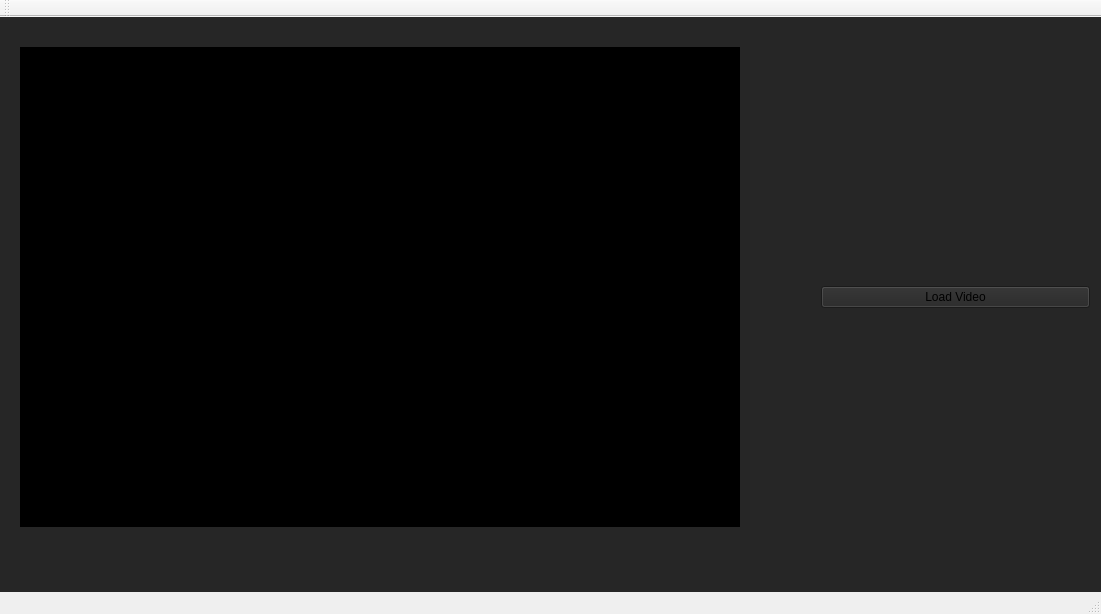
This is PeopleCountQT/PeopleCountQT/PeopleCountQT.ui in Jonzy3000/FYP as Qt 5 draws it before an edit. The edited form follows.
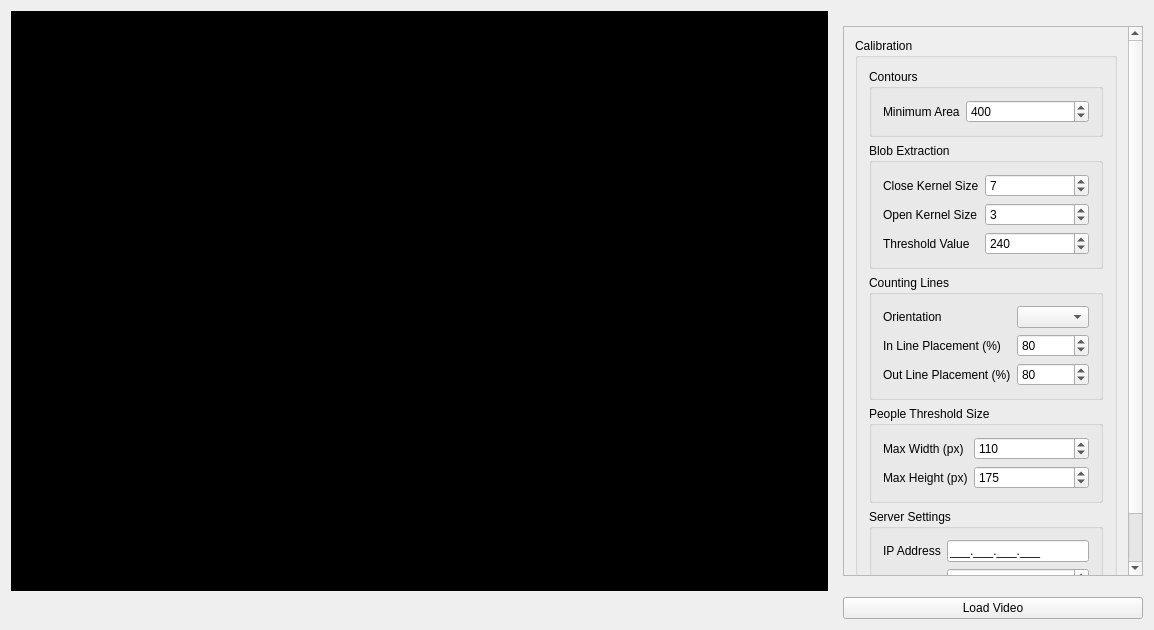
This is the edited form.

Commit message: nice looking ui - just need to add the code to link up the ui

```diff
--- a/PeopleCountQT/PeopleCountQT/PeopleCountQT.ui
+++ b/PeopleCountQT/PeopleCountQT/PeopleCountQT.ui
@@ -6,55 +6,338 @@
    <rect>
     <x>0</x>
     <y>0</y>
-    <width>1101</width>
-    <height>614</height>
+    <width>1154</width>
+    <height>630</height>
    </rect>
   </property>
   <property name="windowTitle">
    <string>PeopleCountQT</string>
   </property>
+  <property name="toolButtonStyle">
+   <enum>Qt::ToolButtonTextOnly</enum>
+  </property>
+  <property name="tabShape">
+   <enum>QTabWidget::Rounded</enum>
+  </property>
   <widget class="QWidget" name="centralWidget">
+   <property name="sizePolicy">
+    <sizepolicy hsizetype="Expanding" vsizetype="Expanding">
+     <horstretch>0</horstretch>
+     <verstretch>0</verstretch>
+    </sizepolicy>
+   </property>
    <property name="styleSheet">
-    <string notr="true">background-color: rgb(38, 38, 38);</string>
+    <string notr="true"/>
    </property>
-   <widget class="QLabel" name="label">
-    <property name="geometry">
-     <rect>
-      <x>20</x>
-      <y>30</y>
-      <width>720</width>
-      <height>480</height>
-     </rect>
+   <layout class="QGridLayout" name="gridLayout_2">
+    <property name="horizontalSpacing">
+     <number>15</number>
     </property>
-    <property name="styleSheet">
-     <string notr="true">Background-color: #000;</string>
-    </property>
-    <property name="text">
-     <string/>
-    </property>
-   </widget>
-   <widget class="QWidget" name="gridLayoutWidget">
-    <property name="geometry">
-     <rect>
-      <x>810</x>
-      <y>0</y>
-      <width>291</width>
-      <height>561</height>
-     </rect>
-    </property>
-    <layout class="QGridLayout" name="gridLayout">
-     <item row="0" column="0">
-      <widget class="QPushButton" name="loadVideo">
-       <property name="styleSheet">
-        <string notr="true">font: 8pt &quot;Meiryo UI&quot;;</string>
+    <item row="3" column="0">
+     <widget class="QLabel" name="label">
+      <property name="sizePolicy">
+       <sizepolicy hsizetype="MinimumExpanding" vsizetype="MinimumExpanding">
+        <horstretch>0</horstretch>
+        <verstretch>0</verstretch>
+       </sizepolicy>
+      </property>
+      <property name="minimumSize">
+       <size>
+        <width>720</width>
+        <height>480</height>
+       </size>
+      </property>
+      <property name="styleSheet">
+       <string notr="true">Background-color: #000;</string>
+      </property>
+      <property name="text">
+       <string/>
+      </property>
+     </widget>
+    </item>
+    <item row="3" column="1">
+     <widget class="QScrollArea" name="scrollArea">
+      <property name="sizePolicy">
+       <sizepolicy hsizetype="Fixed" vsizetype="Fixed">
+        <horstretch>0</horstretch>
+        <verstretch>0</verstretch>
+       </sizepolicy>
+      </property>
+      <property name="minimumSize">
+       <size>
+        <width>300</width>
+        <height>550</height>
+       </size>
+      </property>
+      <property name="verticalScrollBarPolicy">
+       <enum>Qt::ScrollBarAlwaysOn</enum>
+      </property>
+      <property name="widgetResizable">
+       <bool>true</bool>
+      </property>
+      <widget class="QWidget" name="scrollAreaWidgetContents_3">
+       <property name="geometry">
+        <rect>
+         <x>0</x>
+         <y>0</y>
+         <width>281</width>
+         <height>562</height>
+        </rect>
        </property>
-       <property name="text">
-        <string>Load Video</string>
-       </property>
+       <layout class="QVBoxLayout" name="verticalLayout_3">
+        <item>
+         <widget class="QGroupBox" name="groupBox_13">
+          <property name="title">
+           <string>Calibration</string>
+          </property>
+          <layout class="QVBoxLayout" name="verticalLayout_4">
+           <item>
+            <widget class="QGroupBox" name="groupBox_14">
+             <property name="title">
+              <string>Contours</string>
+             </property>
+             <layout class="QFormLayout" name="formLayout">
+              <item row="1" column="0">
+               <widget class="QLabel" name="label_24">
+                <property name="text">
+                 <string>Minimum Area</string>
+                </property>
+               </widget>
+              </item>
+              <item row="1" column="1">
+               <widget class="QSpinBox" name="spinBox_19">
+                <property name="maximum">
+                 <number>1000</number>
+                </property>
+                <property name="value">
+                 <number>400</number>
+                </property>
+               </widget>
+              </item>
+             </layout>
+            </widget>
+           </item>
+           <item>
+            <widget class="QGroupBox" name="groupBox_15">
+             <property name="title">
+              <string>Blob Extraction</string>
+             </property>
+             <layout class="QFormLayout" name="formLayout_2">
+              <item row="1" column="0">
+               <widget class="QLabel" name="label_25">
+                <property name="text">
+                 <string>Close Kernel Size</string>
+                </property>
+               </widget>
+              </item>
+              <item row="3" column="0">
+               <widget class="QLabel" name="label_26">
+                <property name="text">
+                 <string>Open Kernel Size</string>
+                </property>
+               </widget>
+              </item>
+              <item row="5" column="0">
+               <widget class="QLabel" name="label_27">
+                <property name="text">
+                 <string>Threshold Value</string>
+                </property>
+               </widget>
+              </item>
+              <item row="1" column="1">
+               <widget class="QSpinBox" name="spinBox_20">
+                <property name="maximum">
+                 <number>30</number>
+                </property>
+                <property name="value">
+                 <number>7</number>
+                </property>
+               </widget>
+              </item>
+              <item row="3" column="1">
+               <widget class="QSpinBox" name="spinBox_21">
+                <property name="maximum">
+                 <number>30</number>
+                </property>
+                <property name="value">
+                 <number>3</number>
+                </property>
+               </widget>
+              </item>
+              <item row="5" column="1">
+               <widget class="QSpinBox" name="spinBox_22">
+                <property name="maximum">
+                 <number>255</number>
+                </property>
+                <property name="value">
+                 <number>240</number>
+                </property>
+               </widget>
+              </item>
+             </layout>
+            </widget>
+           </item>
+           <item>
+            <widget class="QGroupBox" name="groupBox_16">
+             <property name="title">
+              <string>Counting Lines</string>
+             </property>
+             <layout class="QFormLayout" name="formLayout_3">
+              <item row="0" column="0">
+               <widget class="QLabel" name="label_28">
+                <property name="text">
+                 <string>Orientation</string>
+                </property>
+               </widget>
+              </item>
+              <item row="3" column="0">
+               <widget class="QLabel" name="label_29">
+                <property name="text">
+                 <string>In Line Placement (%)</string>
+                </property>
+               </widget>
+              </item>
+              <item row="5" column="0">
+               <widget class="QLabel" name="label_30">
+                <property name="text">
+                 <string>Out Line Placement (%)</string>
+                </property>
+               </widget>
+              </item>
+              <item row="0" column="1">
+               <widget class="QComboBox" name="comboBox_3">
+                <property name="currentText">
+                 <string/>
+                </property>
+               </widget>
+              </item>
+              <item row="3" column="1">
+               <widget class="QSpinBox" name="spinBox_23">
+                <property name="maximum">
+                 <number>100</number>
+                </property>
+                <property name="value">
+                 <number>80</number>
+                </property>
+               </widget>
+              </item>
+              <item row="5" column="1">
+               <widget class="QSpinBox" name="spinBox_24">
+                <property name="maximum">
+                 <number>100</number>
+                </property>
+                <property name="value">
+                 <number>80</number>
+                </property>
+               </widget>
+              </item>
+             </layout>
+            </widget>
+           </item>
+           <item>
+            <widget class="QGroupBox" name="groupBox_17">
+             <property name="sizePolicy">
+              <sizepolicy hsizetype="MinimumExpanding" vsizetype="MinimumExpanding">
+               <horstretch>0</horstretch>
+               <verstretch>0</verstretch>
+              </sizepolicy>
+             </property>
+             <property name="title">
+              <string>People Threshold Size</string>
+             </property>
+             <layout class="QFormLayout" name="formLayout_4">
+              <item row="1" column="0">
+               <widget class="QLabel" name="label_31">
+                <property name="text">
+                 <string>Max Width (px)</string>
+                </property>
+               </widget>
+              </item>
+              <item row="3" column="0">
+               <widget class="QLabel" name="label_32">
+                <property name="text">
+                 <string>Max Height (px)</string>
+                </property>
+               </widget>
+              </item>
+              <item row="1" column="1">
+               <widget class="QSpinBox" name="spinBox_25">
+                <property name="maximum">
+                 <number>500</number>
+                </property>
+                <property name="value">
+                 <number>110</number>
+                </property>
+               </widget>
+              </item>
+              <item row="3" column="1">
+               <widget class="QSpinBox" name="spinBox_26">
+                <property name="maximum">
+                 <number>500</number>
+                </property>
+                <property name="value">
+                 <number>175</number>
+                </property>
+               </widget>
+              </item>
+             </layout>
+            </widget>
+           </item>
+           <item>
+            <widget class="QGroupBox" name="groupBox_18">
+             <property name="title">
+              <string>Server Settings</string>
+             </property>
+             <layout class="QFormLayout" name="formLayout_5">
+              <item row="1" column="0">
+               <widget class="QLabel" name="label_33">
+                <property name="text">
+                 <string>IP Address</string>
+                </property>
+               </widget>
+              </item>
+              <item row="3" column="0">
+               <widget class="QLabel" name="label_34">
+                <property name="text">
+                 <string>Port</string>
+                </property>
+               </widget>
+              </item>
+              <item row="1" column="1">
+               <widget class="QLineEdit" name="lineEdit_3">
+                <property name="inputMask">
+                 <string>000.000.000.000;_</string>
+                </property>
+               </widget>
+              </item>
+              <item row="3" column="1">
+               <widget class="QSpinBox" name="spinBox_27">
+                <property name="maximum">
+                 <number>65536</number>
+                </property>
+                <property name="value">
+                 <number>8080</number>
+                </property>
+               </widget>
+              </item>
+             </layout>
+            </widget>
+           </item>
+          </layout>
+         </widget>
+        </item>
+       </layout>
       </widget>
-     </item>
-    </layout>
-   </widget>
+     </widget>
+    </item>
+    <item row="4" column="1">
+     <widget class="QPushButton" name="loadVideo">
+      <property name="text">
+       <string>Load Video</string>
+      </property>
+     </widget>
+    </item>
+   </layout>
   </widget>
   <widget class="QMenuBar" name="menuBar">
    <property name="geometry">
@@ -66,15 +349,6 @@
     </rect>
    </property>
   </widget>
-  <widget class="QToolBar" name="mainToolBar">
-   <attribute name="toolBarArea">
-    <enum>TopToolBarArea</enum>
-   </attribute>
-   <attribute name="toolBarBreak">
-    <bool>false</bool>
-   </attribute>
-  </widget>
-  <widget class="QStatusBar" name="statusBar"/>
  </widget>
  <layoutdefault spacing="6" margin="11"/>
  <resources>
```
Left out of the diff: 2 changed lines with no effect on the pictures. The commit also changes 5 other files.
